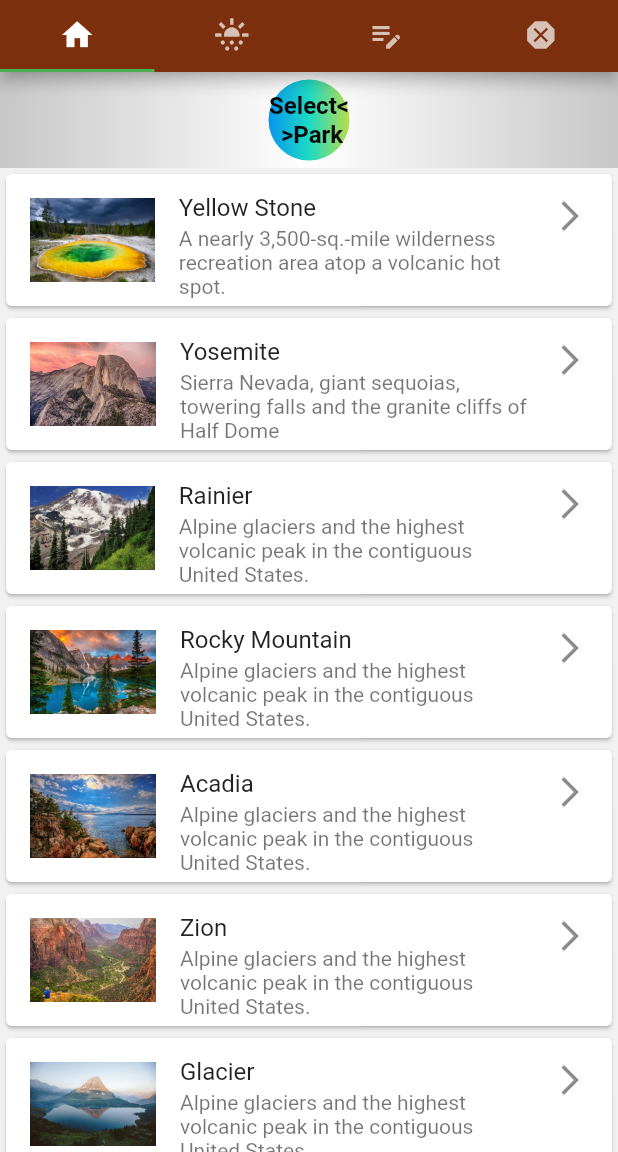
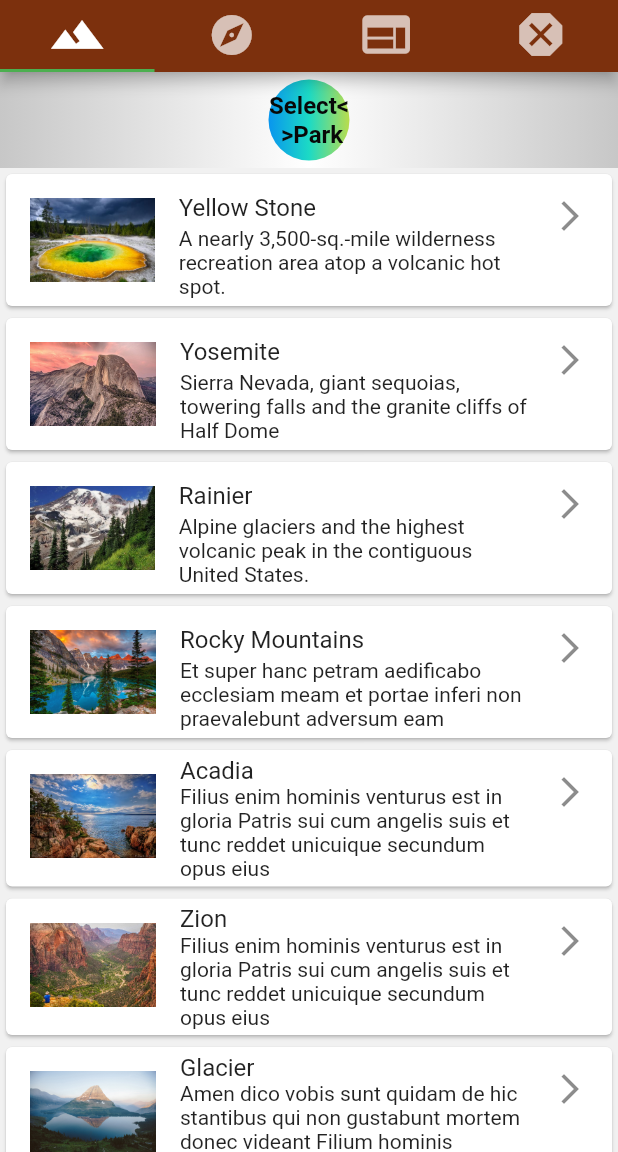
Before and after one commit to 8Gates/outline_app, a Flutter app: the screen it shows after launch, on a phone screen of 412 x 824 dp, the part 84-1236 px from its top. Run offline on Flutter 3.47's test engine with Material 2 defaults, Android fonts, the phone set to English and light mode, and no system bars; our stand-ins replace google_maps_flutter, shared_preferences, sqflite; accounts and stored records are empty; Roboto replaces fonts that are missing (Road_Rage).

Commit message:
UI updates to icons, dark cards and park list improvements

```diff
--- a/lib/lists/parks_list.dart
+++ b/lib/lists/parks_list.dart
@@ -1,4 +1,5 @@
 import 'package:flutter/material.dart';
+import 'package:outline_app/models/parks_info_temp.dart';
 
 
 enum NationalPark { yellowStone, yosemite, rainier }
@@ -6,8 +7,9 @@ enum NationalPark { yellowStone, yosemite, rainier }
 class ParksList extends StatefulWidget {
   final void Function(String park) setPark;
   final bool darkMode;
+  final tempParkData = ParkInfo().tempParkData;
 
-  const ParksList(this.darkMode, {super.key, required this.setPark});
+  ParksList(this.darkMode, {super.key, required this.setPark});
   @override
   State<ParksList> createState() => ParksListState();
 }
@@ -33,110 +35,14 @@ class ParksListState extends State<ParksList> {
           )
         ),
         Expanded(child: SingleChildScrollView(child: Column(children: <Widget>[
-          Card(
-            child: ListTile(
-              leading: Image.asset('assets/images/yellowstone.jpg'),
-              title: const Text('Yellow Stone'),
-              subtitle: const Text('A nearly 3,500-sq.-mile wilderness recreation area atop a volcanic hot spot.'),
-              trailing: const Icon(Icons.arrow_forward_ios_outlined),
-              onTap: () {
-                widget.setPark("Yellow Stone");
-                DefaultTabController.of(context).animateTo(1);
-              },
-              isThreeLine: true,
-            ),
-          ),
-          Card(
-            child: ListTile(
-              leading: Image.asset('assets/images/yosemite.jpg'),
-              title: const Text('Yosemite'),
-              subtitle: const Text('Sierra Nevada, giant sequoias, towering falls and the granite cliffs of Half Dome'),
-              trailing: const Icon(Icons.arrow_forward_ios_outlined),
-              onTap: () {
-                widget.setPark("Yosemite");
-                DefaultTabController.of(context).animateTo(1);
-              },
-              isThreeLine: true,
-            ),
-          ),
-          Card(
-            child: ListTile(
-              leading: Image.asset('assets/images/rainier.jpg'),
-              title: const Text('Rainier'),
-              subtitle: const Text('Alpine glaciers and the highest volcanic peak in the contiguous United States.'),
-              trailing: const Icon(Icons.arrow_forward_ios_outlined),
-              onTap: () {
-                widget.setPark("Rainier");
-                DefaultTabController.of(context).animateTo(1);
-              },
-              isThreeLine: true,
-            ),
-          ),
-          Card(
-            child: ListTile(
-              leading: Image.asset('assets/images/rockyMountains.jpg'),
-              title: const Text('Rocky Mountain'),
-              subtitle: const Text('Alpine glaciers and the highest volcanic peak in the contiguous United States.'),
-              trailing: const Icon(Icons.arrow_forward_ios_outlined),
-              onTap: () {
-                widget.setPark("Mock");
-                DefaultTabController.of(context).animateTo(1);
-              },
-              isThreeLine: true,
-            ),
-          ),
-          Card(
-            child: ListTile(
-              leading: Image.asset('assets/images/acadia.jpg'),
-              title: const Text('Acadia'),
-              subtitle: const Text('Alpine glaciers and the highest volcanic peak in the contiguous United States.'),
-              trailing: const Icon(Icons.arrow_forward_ios_outlined),
-              onTap: () {
-                widget.setPark("Mock");
-                DefaultTabController.of(context).animateTo(1);
-              },
-              isThreeLine: true,
-            ),
-          ),
-          Card(
-            child: ListTile(
-              leading: Image.asset('assets/images/zion.jpg'),
-              title: const Text('Zion'),
-              subtitle: const Text('Alpine glaciers and the highest volcanic peak in the contiguous United States.'),
-              trailing: const Icon(Icons.arrow_forward_ios_outlined),
-              onTap: () {
-                widget.setPark("Mock");
-                DefaultTabController.of(context).animateTo(1);
-              },
-              isThreeLine: true,
-            ),
-          ),
-          Card(
-            child: ListTile(
-              leading: Image.asset('assets/images/glacier.jpg'),
-              title: const Text('Glacier'),
-              subtitle: const Text('Alpine glaciers and the highest volcanic peak in the contiguous United States.'),
-              trailing: const Icon(Icons.arrow_forward_ios_outlined),
-              onTap: () {
-                widget.setPark("Mock");
-                DefaultTabController.of(context).animateTo(1);
-              },
-              isThreeLine: true,
-            ),
-          ),
-          Card(
-            child: ListTile(
-              leading: Image.asset('assets/images/denali.jpg'),
-              title: const Text('Denali'),
-              subtitle: const Text('Alpine glaciers and the highest volcanic peak in the contiguous United States.'),
-              trailing: const Icon(Icons.arrow_forward_ios_outlined),
-              onTap: () {
-                widget.setPark("Mock");
-                DefaultTabController.of(context).animateTo(1);
-              },
-              isThreeLine: true,
-            )
-          )
+          parkCard('yellowstone', 'Yellow Stone','Yellow Stone', widget.tempParkData[0], widget.setPark, context, widget.darkMode),
+          parkCard('yosemite', 'Yosemite','Yosemite', widget.tempParkData[1], widget.setPark, context, widget.darkMode),
+          parkCard('rainier', 'Rainier','Rainier', widget.tempParkData[2], widget.setPark, context, widget.darkMode),
+          parkCard('rockyMountains', 'Rocky Mountains','Mock', widget.tempParkData[3], widget.setPark, context, widget.darkMode),
+          parkCard('acadia', 'Acadia','Mock', widget.tempParkData[5], widget.setPark, context, widget.darkMode),
+          parkCard('zion', 'Zion','Mock', widget.tempParkData[5], widget.setPark, context, widget.darkMode),
+          parkCard('glacier', 'Glacier','Mock', widget.tempParkData[6], widget.setPark, context, widget.darkMode),
+          parkCard('denali', 'Denali','Mock', widget.tempParkData[7], widget.setPark, context, widget.darkMode),
         ])
         ))
       ]
@@ -144,9 +50,8 @@ class ParksListState extends State<ParksList> {
   }
 }
 
-
 boxDecorationDark(bool b){
-  // box decoration for dark / light mode
+  // box decoration, above the cards, list for dark / light mode
   if(b) {
     return const BoxDecoration(
     gradient: LinearGradient(
@@ -161,3 +66,21 @@ boxDecorationDark(bool b){
     );
   }
 }
+
+parkCard(String imageName, String title, String parkSet, String about, Function(String park) setPark, BuildContext context, bool b){
+  return Card(
+    color: b==true?Colors.black26 : Colors.white,
+    child: ListTile(
+      textColor: b==true?Colors.white : Colors.black87,
+      leading: Image.asset('assets/images/$imageName.jpg'),
+      title: Text(title),
+      subtitle: Text(about),
+      trailing: const Icon(Icons.arrow_forward_ios_outlined),
+      onTap: () {
+        setPark(parkSet);
+        DefaultTabController.of(context).animateTo(1);
+      },
+      isThreeLine: true,
+    )
+  );
+}
--- a/lib/main_tab_controller.dart
+++ b/lib/main_tab_controller.dart
@@ -8,10 +8,10 @@
 
 class MainTabController extends StatefulWidget {
   static const tabs = [
-    Tab(icon: Icon(Icons.home)),
-    Tab(icon: Icon(Icons.sunny_snowing)),
-    Tab(icon: Icon(Icons.edit_note)),
-    Tab(icon: Icon(Icons.dangerous)),
+    Tab(icon: Icon(Icons.filter_hdr_sharp, size: 38.0)),
+    Tab(icon: Icon(Icons.explore, size: 32.0)),
+    Tab(icon: Icon(Icons.web, size: 38.0)),
+    Tab(icon: Icon(Icons.dangerous, size: 38.0)),
   ];
 
   const MainTabController({super.key});
--- /dev/null
+++ b/lib/models/parks_info_temp.dart
@@ -0,0 +1,12 @@
+  class ParkInfo{
+    final tempParkData = [
+      'A nearly 3,500-sq.-mile wilderness recreation area atop a volcanic hot spot.',
+      'Sierra Nevada, giant sequoias, towering falls and the granite cliffs of Half Dome',
+      'Alpine glaciers and the highest volcanic peak in the contiguous United States.',
+      'Et super hanc petram aedificabo ecclesiam meam et portae inferi non praevalebunt adversum eam',
+      'Quid enim prodest homini si mundum universum lucretur animae vero suae detrimentum patiatur aut quam dabit homo commutationem pro anima sua',
+      'Filius enim hominis venturus est in gloria Patris sui cum angelis suis et tunc reddet unicuique secundum opus eius',
+      'Amen dico vobis sunt quidam de hic stantibus qui non gustabunt mortem donec videant Filium hominis venientem in regno suo',
+      'neque septem panum quattuor milium hominum et quot sportas sumpsistis'
+    ];
+  }
--- a/lib/screens/screen2.dart
+++ b/lib/screens/screen2.dart
@@ -70,7 +70,7 @@ class _SecondScreenState extends State<SecondScreen> {
       body:
         FractionallySizedBox(
           heightFactor: 0.8,
-          child: TrailList(trailsFuture: ReadDatabase().getTrailsData(widget.park))
+          child: TrailList(widget.darkMode, trailsFuture: ReadDatabase().getTrailsData(widget.park))
         ),
         floatingActionButton: const FractionallySizedBox(
           widthFactor: 0.92,
```
Also changed, not shown: lib/lists/trail_list.dart (+16 -7 lines).
